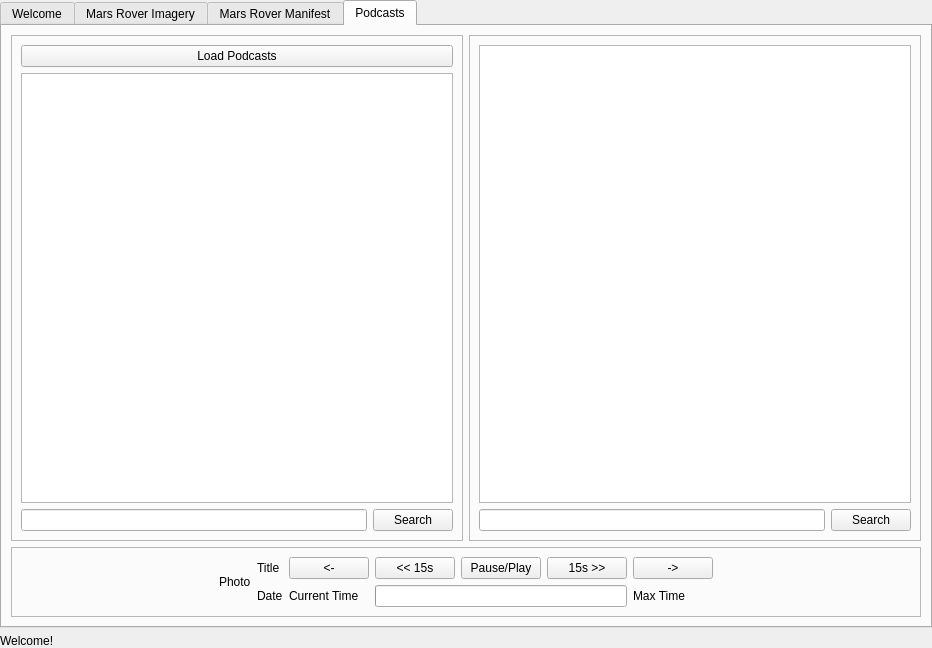
Above: mainwindow.ui from DavidJerman/AstroXplorer before the change. Below: the same form after it.
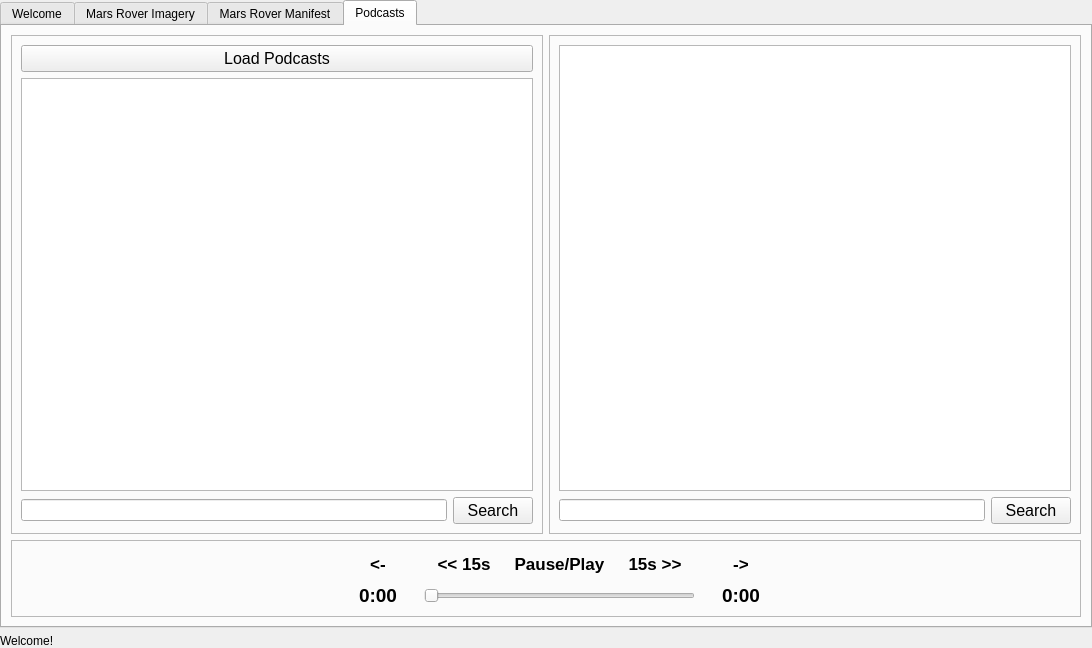
That is the form after the change.

Commit message: Podcasts can now be played with audio controls

Patch:
```diff
--- a/mainwindow.ui
+++ b/mainwindow.ui
@@ -6,12 +6,12 @@
    <rect>
     <x>0</x>
     <y>0</y>
-    <width>932</width>
+    <width>1092</width>
     <height>648</height>
    </rect>
   </property>
   <property name="windowTitle">
-   <string>MainWindow</string>
+   <string>AstroXplorer</string>
   </property>
   <widget class="QWidget" name="MainWidget">
    <property name="sizePolicy">
@@ -3182,6 +3182,11 @@
            </item>
            <item row="1" column="1">
             <widget class="QPushButton" name="SearchEpisodeButton">
+             <property name="font">
+              <font>
+               <pointsize>12</pointsize>
+              </font>
+             </property>
              <property name="text">
               <string>Search</string>
              </property>
@@ -3207,6 +3212,11 @@
            </item>
            <item row="2" column="1">
             <widget class="QPushButton" name="SearchPodcastButton">
+             <property name="font">
+              <font>
+               <pointsize>12</pointsize>
+              </font>
+             </property>
              <property name="text">
               <string>Search</string>
              </property>
@@ -3214,6 +3224,11 @@
            </item>
            <item row="0" column="0" colspan="2">
             <widget class="QPushButton" name="LoadPodcastsButton">
+             <property name="font">
+              <font>
+               <pointsize>12</pointsize>
+              </font>
+             </property>
              <property name="text">
               <string>Load Podcasts</string>
              </property>
@@ -3231,114 +3246,172 @@
            <enum>QFrame::Raised</enum>
           </property>
           <layout class="QGridLayout" name="gridLayout_8">
-           <item row="1" column="2">
-            <widget class="QLabel" name="EpisodeDateLabel">
-             <property name="text">
-              <string>Date</string>
+           <item row="0" column="0">
+            <spacer name="horizontalSpacer">
+             <property name="orientation">
+              <enum>Qt::Horizontal</enum>
              </property>
-            </widget>
-           </item>
-           <item row="1" column="7">
-            <widget class="QLabel" name="MaxTimeLabel">
-             <property name="text">
-              <string>Max Time</string>
+             <property name="sizeHint" stdset="0">
+              <size>
+               <width>40</width>
+               <height>20</height>
+              </size>
              </property>
-            </widget>
+            </spacer>
            </item>
            <item row="0" column="5">
             <widget class="QPushButton" name="PausePlayButton">
+             <property name="font">
+              <font>
+               <pointsize>13</pointsize>
+               <bold>true</bold>
+               <underline>false</underline>
+              </font>
+             </property>
              <property name="text">
               <string>Pause/Play</string>
              </property>
+             <property name="flat">
+              <bool>true</bool>
+             </property>
             </widget>
            </item>
-           <item row="0" column="4">
-            <widget class="QPushButton" name="SkiptimeBackButton">
+           <item row="0" column="8">
+            <spacer name="horizontalSpacer_2">
+             <property name="orientation">
+              <enum>Qt::Horizontal</enum>
+             </property>
+             <property name="sizeHint" stdset="0">
+              <size>
+               <width>40</width>
+               <height>20</height>
+              </size>
+             </property>
+            </spacer>
+           </item>
+           <item row="0" column="7">
+            <widget class="QPushButton" name="NextEpButton">
+             <property name="font">
+              <font>
+               <pointsize>13</pointsize>
+               <bold>true</bold>
+              </font>
+             </property>
              <property name="text">
-              <string>&lt;&lt; 15s</string>
+              <string>-&gt;</string>
+             </property>
+             <property name="flat">
+              <bool>true</bool>
              </property>
             </widget>
            </item>
            <item row="1" column="3">
             <widget class="QLabel" name="CurrentTimeLabel">
-             <property name="text">
-              <string>Current Time</string>
+             <property name="font">
+              <font>
+               <pointsize>14</pointsize>
+               <bold>true</bold>
+              </font>
              </property>
-            </widget>
-           </item>
-           <item row="1" column="4" colspan="3">
-            <widget class="QProgressBar" name="AudioProgressBar">
-             <property name="value">
-              <number>0</number>
-             </property>
-             <property name="textVisible">
-              <bool>false</bool>
-             </property>
-             <property name="format">
-              <string/>
-             </property>
-            </widget>
-           </item>
-           <item row="0" column="2">
-            <widget class="QLabel" name="EpisodeTitleLabel">
              <property name="text">
-              <string>Title</string>
+              <string>0:00</string>
+             </property>
+             <property name="alignment">
+              <set>Qt::AlignCenter</set>
              </property>
             </widget>
            </item>
            <item row="0" column="1" rowspan="2">
             <widget class="QLabel" name="EpisodeThumbnailLabel">
              <property name="text">
-              <string>Photo</string>
-             </property>
-            </widget>
-           </item>
-           <item row="0" column="7">
-            <widget class="QPushButton" name="NextEpButton">
-             <property name="text">
-              <string>-&gt;</string>
+              <string/>
              </property>
             </widget>
            </item>
            <item row="0" column="6">
             <widget class="QPushButton" name="SkipTimeForwardButton">
+             <property name="font">
+              <font>
+               <pointsize>13</pointsize>
+               <bold>true</bold>
+              </font>
+             </property>
              <property name="text">
               <string>15s &gt;&gt;</string>
              </property>
+             <property name="flat">
+              <bool>true</bool>
+             </property>
             </widget>
            </item>
            <item row="0" column="3">
             <widget class="QPushButton" name="PreviousEpButton">
+             <property name="font">
+              <font>
+               <pointsize>13</pointsize>
+               <bold>true</bold>
+              </font>
+             </property>
              <property name="text">
               <string>&lt;-</string>
              </property>
+             <property name="flat">
+              <bool>true</bool>
+             </property>
             </widget>
            </item>
-           <item row="0" column="0">
-            <spacer name="horizontalSpacer">
+           <item row="0" column="2">
+            <widget class="QLabel" name="EpisodeTitleLabel">
+             <property name="text">
+              <string/>
+             </property>
+            </widget>
+           </item>
+           <item row="1" column="4" colspan="3">
+            <widget class="QSlider" name="AudioProgressBar">
              <property name="orientation">
               <enum>Qt::Horizontal</enum>
              </property>
-             <property name="sizeHint" stdset="0">
-              <size>
-               <width>40</width>
-               <height>20</height>
-              </size>
+            </widget>
+           </item>
+           <item row="0" column="4">
+            <widget class="QPushButton" name="SkiptimeBackButton">
+             <property name="font">
+              <font>
+               <pointsize>13</pointsize>
+               <bold>true</bold>
+              </font>
              </property>
-            </spacer>
+             <property name="text">
+              <string>&lt;&lt; 15s</string>
+             </property>
+             <property name="flat">
+              <bool>true</bool>
+             </property>
+            </widget>
            </item>
-           <item row="0" column="8">
-            <spacer name="horizontalSpacer_2">
-             <property name="orientation">
-              <enum>Qt::Horizontal</enum>
+           <item row="1" column="2">
+            <widget class="QLabel" name="EpisodeDateLabel">
+             <property name="text">
+              <string/>
              </property>
-             <property name="sizeHint" stdset="0">
-              <size>
-               <width>40</width>
-               <height>20</height>
-              </size>
+            </widget>
+           </item>
+           <item row="1" column="7">
+            <widget class="QLabel" name="MaxTimeLabel">
+             <property name="font">
+              <font>
+               <pointsize>14</pointsize>
+               <bold>true</bold>
+              </font>
              </property>
-            </spacer>
+             <property name="text">
+              <string>0:00</string>
+             </property>
+             <property name="alignment">
+              <set>Qt::AlignCenter</set>
+             </property>
+            </widget>
            </item>
           </layout>
          </widget>
```
The commit also changes 7 other files.
